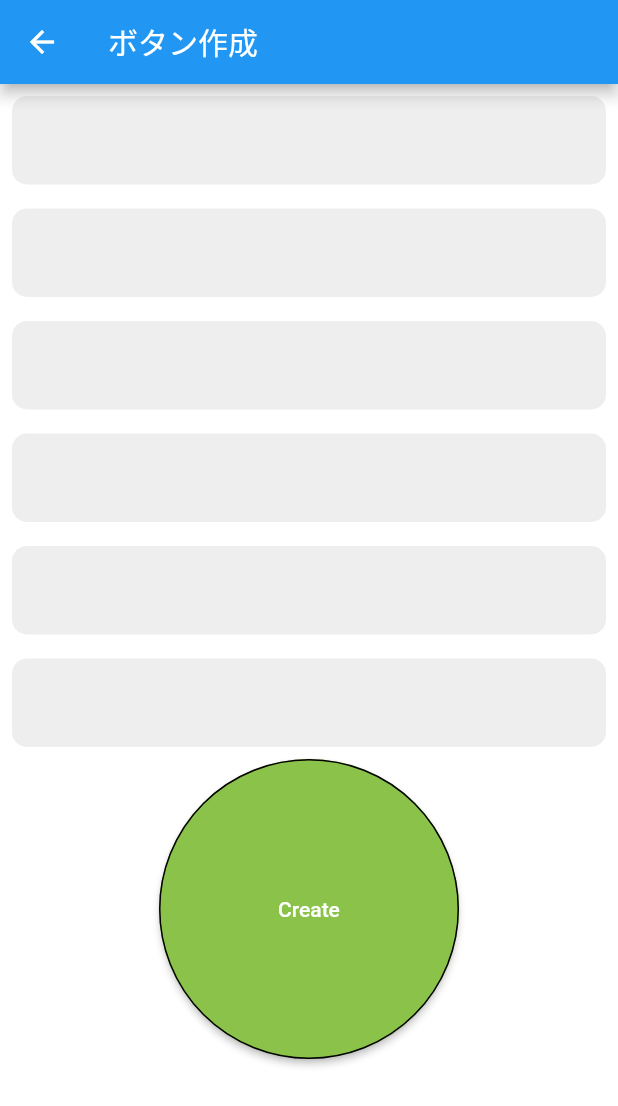
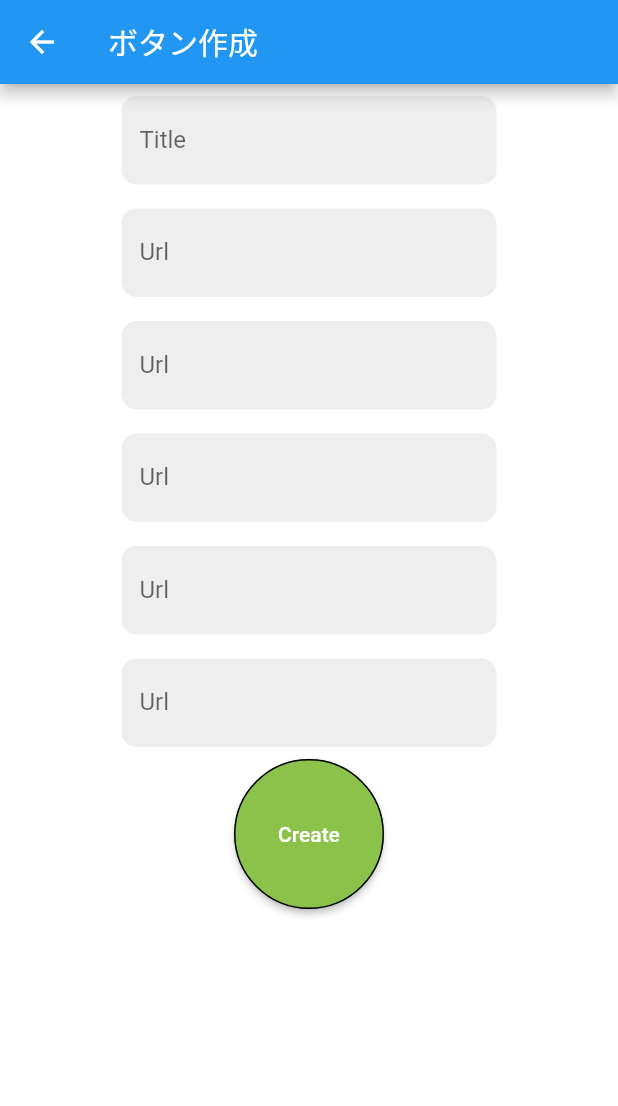
Before and after one commit to seipan1213/KnowledgeButtonApp, a Flutter app: the CreateButtonPage screen opened directly, on a phone screen of 412 x 824 dp. Shown: the top 1106 px of the screen. Run offline on Flutter 3.47's test engine with Material 2 defaults, Android fonts, the phone set to English and light mode, and no system bars; our stand-ins replace freezed_annotation, get, hooks_riverpod.

Commit message:
create画面調整

```diff
--- a/lib/repositories/knowledge_button_repository.dart
+++ b/lib/repositories/knowledge_button_repository.dart
@@ -1,4 +1,5 @@
 import 'package:kome_app/models/knowledge_button.dart';
+import 'package:url_launcher/url_launcher_string.dart';
 
 class KnowledgeButtonRepository {
   // final _knowledgeButtonApiClient;
@@ -40,6 +41,12 @@ class KnowledgeButtonRepository {
 
   Future<void> addButtonData(String title, List<String> urls) async {
     await Future.delayed(const Duration(milliseconds: 100));
+    for (final url in urls) {
+      if (url.isEmpty || !await canLaunchUrlString(url)) {
+        throw "can't open urls";
+      }
+    }
+
     buttonDatas.add({"title": title, "urls": urls, "counter": 0});
   }
 }
--- a/lib/views/pages/createButton/components/create_button_page_body.dart
+++ b/lib/views/pages/createButton/components/create_button_page_body.dart
@@ -3,11 +3,12 @@ import 'package:get/get.dart';
 import 'package:hooks_riverpod/hooks_riverpod.dart';
 import 'package:kome_app/viewModels/button_list_view_model.dart';
 
+// ignore: must_be_immutable
 class CreateButtonPageBody extends ConsumerWidget {
   CreateButtonPageBody({super.key});
 
-  final String title = "";
-  final List<String> urls = List.filled(5, "");
+  String title = "";
+  List<String> urls = List.filled(5, "");
 
   @override
   Widget build(BuildContext context, WidgetRef ref) {
@@ -16,8 +17,11 @@ class CreateButtonPageBody extends ConsumerWidget {
       children: <Widget>[
         Padding(
             padding: const EdgeInsets.all(8),
+            child: SizedBox(
+                width: 250,
                 child: TextField(
                   decoration: InputDecoration(
+                      labelText: "Title",
                       filled: true,
                       fillColor: Colors.grey.shade200,
                       border: OutlineInputBorder(
@@ -25,14 +29,17 @@ class CreateButtonPageBody extends ConsumerWidget {
                         borderSide: BorderSide.none,
                       )),
                   onChanged: (title) {
-                title = title;
+                    this.title = title;
                   },
-            )),
+                ))),
         for (int index = 0; index < urls.length; index++)
           Padding(
               padding: const EdgeInsets.all(8),
+              child: SizedBox(
+                width: 250,
                 child: TextField(
                   decoration: InputDecoration(
+                      labelText: "Url",
                       filled: true,
                       fillColor: Colors.grey.shade200,
                       border: OutlineInputBorder(
@@ -43,7 +50,7 @@ class CreateButtonPageBody extends ConsumerWidget {
                     urls[index] = url;
                   },
                 ),
-          ),
+              )),
         Center(
           child: ElevatedButton(
             style: ElevatedButton.styleFrom(
@@ -57,17 +64,33 @@ class CreateButtonPageBody extends ConsumerWidget {
               ),
             ),
             child: const SizedBox(
-              height: 200,
-              width: 200,
+              height: 100,
+              width: 100,
               child: Center(
                 child: Text("Create"),
               ),
             ),
-            onPressed: () {
+            onPressed: () async {
               ref
                   .read(buttonListViewModelProvider.notifier)
-                  .addButtonData(title, urls);
-              Get.back();
+                  .addButtonData(title, urls)
+                  .then((value) => Get.back())
+                  .catchError((err) async {
+                await showDialog(
+                    context: context,
+                    builder: (_) {
+                      return AlertDialog(
+                        title: const Text('エラー'),
+                        content: const Text('存在しないURLが含まれています。'),
+                        actions: [
+                          ElevatedButton(
+                            child: const Text('OK'),
+                            onPressed: () => Navigator.pop(context),
+                          ),
+                        ],
+                      );
+                    });
+              });
             },
           ),
         ),
```
Lines whose indentation alone changed are shown as unchanged.
